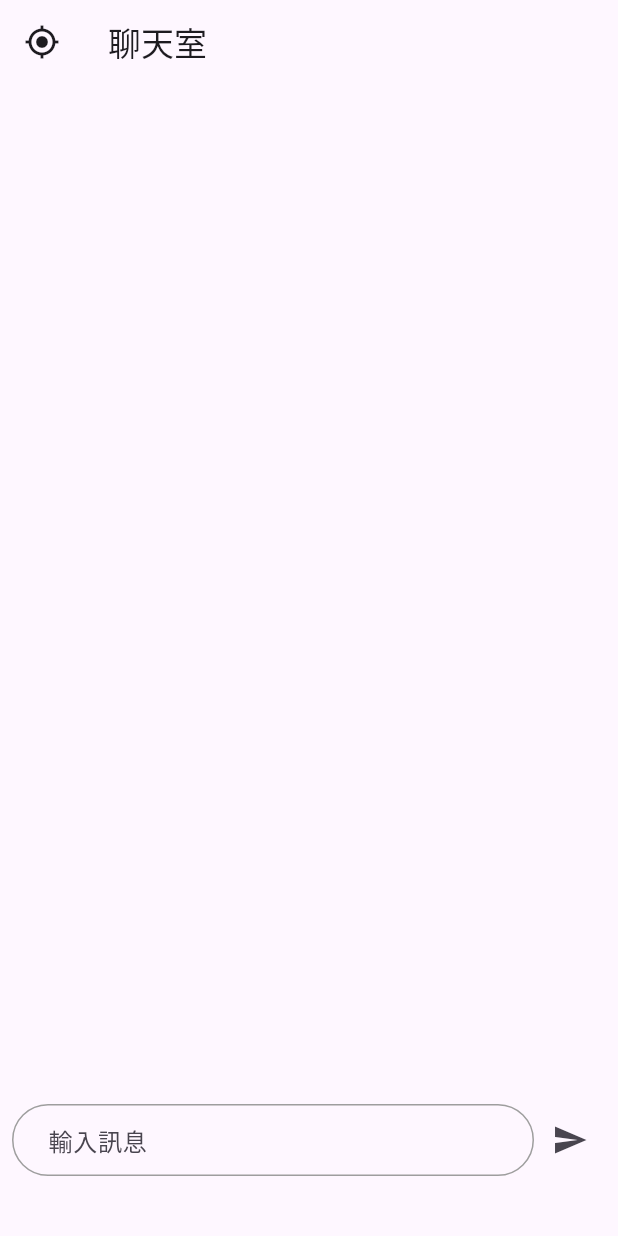
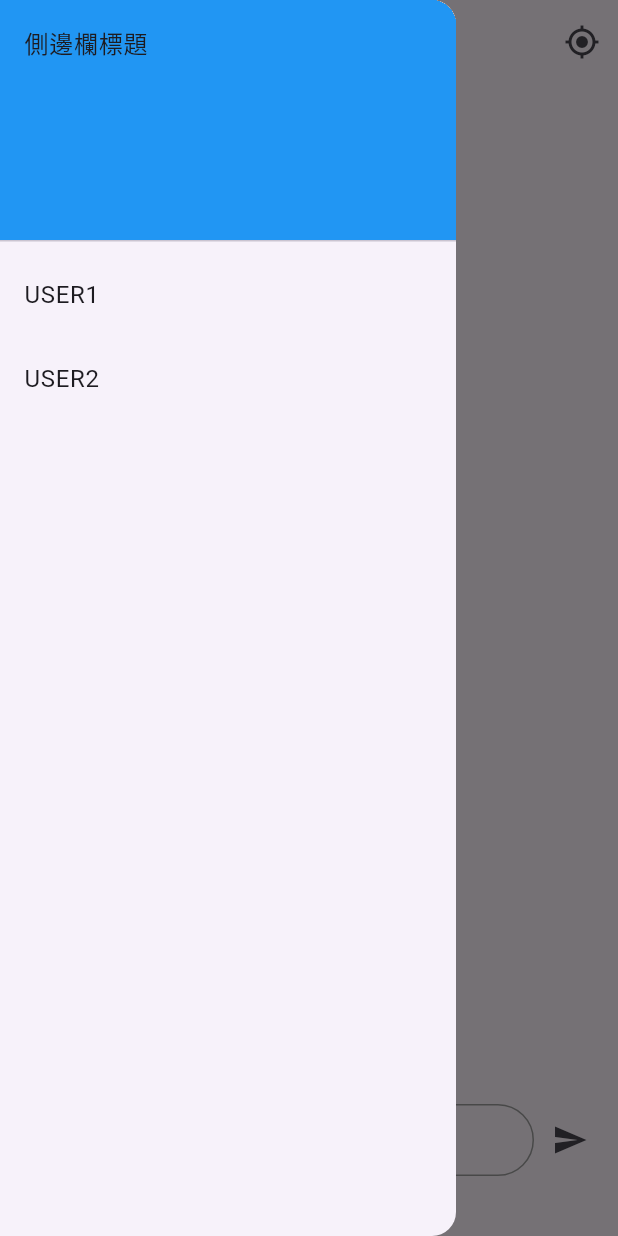
Before and after one commit to SArthurX/Point-Communication, a Flutter app: the screen it shows after launch, with the side drawer open (before the commit the screen has no drawer), on a phone screen of 412 x 824 dp. Run offline on Flutter 3.47's test engine with Material 3 defaults, Android fonts, the phone set to English and light mode, and no system bars.

Commit message:
add setting page and User menu

```diff
--- a/lib/chat_screen.dart
+++ b/lib/chat_screen.dart
@@ -13,10 +13,8 @@ class MyApp extends StatelessWidget {
     return ChangeNotifierProvider(
       create: (context) => ChatProvider(),
       child: MaterialApp(
-
         home: ChatScreen(),
       ),
-
     );
   }
 }
@@ -40,13 +38,52 @@ class ChatScreen extends StatelessWidget {
       appBar: AppBar(
         title: Text('聊天室'),
         leading: IconButton(
+          icon: Icon(Icons.person_outlined),
+          onPressed: () {
+            Navigator.pushNamed(context, '/setting_page');
+          },
+        ),
+        actions: [
+          IconButton(
             icon: Icon(Icons.gps_fixed_outlined),
             onPressed: () {
               Navigator.pushNamed(context, '/select_page');
             },
           ),
+        ],
       ),
-      body: Column(
+      drawer: Drawer(
+        child: ListView(
+          padding: EdgeInsets.zero,
+          children: <Widget>[
+            DrawerHeader(
+              child: Text('側邊欄標題'),
+              decoration: BoxDecoration(
+                color: Colors.blue,
+              ),
+            ),
+            ListTile(
+              title: Text('USER1'),
+              onTap: () {
+                // 點擊項目 1 的處理邏輯
+                Navigator.pop(context); // 關閉側邊欄
+              },
+            ),
+            ListTile(
+              title: Text('USER2'),
+              onTap: () {
+                // 點擊項目 2 的處理邏輯
+                Navigator.pop(context); // 關閉側邊欄
+              },
+            ),
+          ],
+        ),
+      ),
+      body: GestureDetector(
+        onTap: () {
+          FocusScope.of(context).unfocus();
+        },
+        child: Column(
           children: [
             Expanded(
               child: ListView.builder(
@@ -60,7 +97,8 @@ class ChatScreen extends StatelessWidget {
                         : Alignment.centerLeft,
                     child: Container(
                       margin: EdgeInsets.symmetric(vertical: 5, horizontal: 10),
-                    padding: EdgeInsets.symmetric(vertical: 10, horizontal: 15),
+                      padding:
+                          EdgeInsets.symmetric(vertical: 10, horizontal: 15),
                       decoration: BoxDecoration(
                         color: message.isMe ? Colors.blue : Colors.grey[300],
                         borderRadius: BorderRadius.circular(10),
@@ -108,7 +146,6 @@ class ChatScreen extends StatelessWidget {
                     onPressed: () {
                       if (_controller.text.isNotEmpty) {
                         chatProvider.addMessage(_controller.text, true);
-                      // 模擬對方訊息的接收
                         Future.delayed(Duration(seconds: 1), () {
                           chatProvider.addMessage("模擬回覆", false);
                         });
@@ -120,6 +157,7 @@ class ChatScreen extends StatelessWidget {
               ),
             ),
           ],
+        ),
       ),
     );
   }
--- a/lib/main.dart
+++ b/lib/main.dart
@@ -2,6 +2,7 @@ import 'package:flutter/material.dart';
 import 'package:provider/provider.dart';
 import 'chat_screen.dart';
 import 'select.dart';
+import 'setting.dart';
 
 void main() {
   runApp(const MyApp());
@@ -18,6 +19,7 @@ class MyApp extends StatelessWidget {
         home: ChatScreen(),
         routes: {
           '/select_page': (context) => select_Page(),
+          '/setting_page': (context) => setting_Page(),
         },
         debugShowCheckedModeBanner: false,
       ),
```
Also changed, not shown: lib/setting.dart (added, +15 -0 lines), 10 other files. Lines whose indentation alone changed are shown as unchanged.
